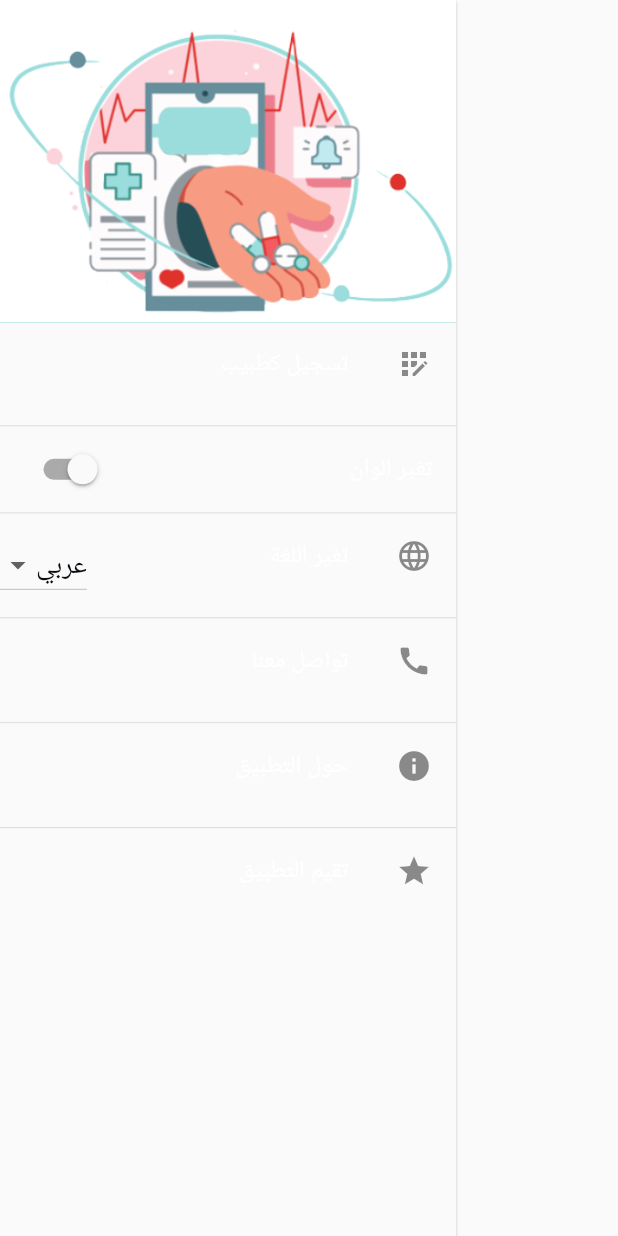
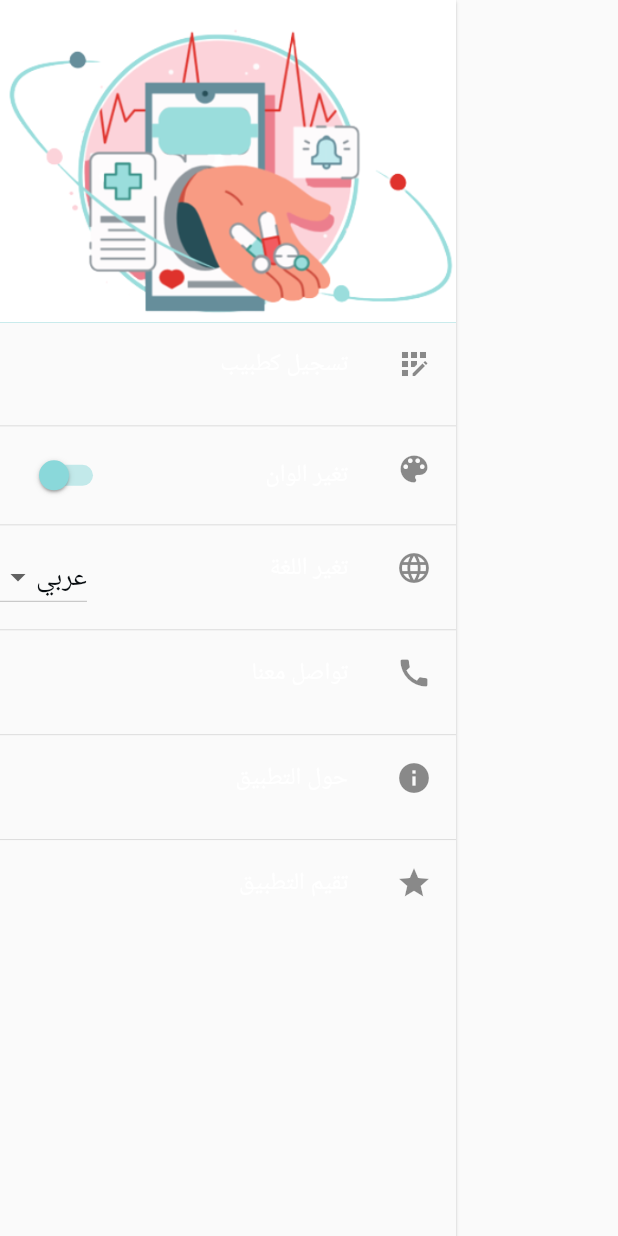
Before and after one commit to Ahmedkhalil98/doctors_guide, a Flutter app: the DrawerWidgets widget shown alone on an empty page, opened directly, after a tap on "تغير الوان", on a phone screen of 412 x 824 dp. Run offline on Flutter 3.47's test engine with Material 2 defaults, Android fonts, the phone set to English and light mode, and no system bars; our stand-ins replace cloud_firestore, firebase_core, firebase_storage, flutter_screenutil, geolocator, get and 4 more; missing offline and left inert: flutter_multi_select_items, time_picker_sheet; accounts and stored records are empty; project files that could hold a hidden picture were left out.

Commit message:
edit ahmed

```diff
--- a/lib/Views/widgets/drawer_Widgets.dart
+++ b/lib/Views/widgets/drawer_Widgets.dart
@@ -13,8 +13,7 @@
 class DrawerWidgets extends StatelessWidget {
   DrawerWidgets({Key? key}) : super(key: key);
   LanguagesController controller = Get.find();
-  DoctorTheme theme = DoctorTheme();
-  bool isLightModeSelected = false;
+  //DoctorTheme theme = DoctorTheme();
 
   @override
   Widget build(BuildContext context) {
@@ -79,23 +78,31 @@
             height: 2,
           ),
 
-          SwitchListTile(
-              activeColor: kPrimaryColor,
-              value: isLightModeSelected,
-              title: const Text('تغير الوان'),
-              onChanged: (bool newvalue) {
-                if (isLightModeSelected) {
-                  isLightModeSelected = newvalue;
-                  theme.changeDoctorTheme(isLightModeSelected);
-                } else {
-                  isLightModeSelected = newvalue;
-                  theme.changeDoctorTheme(isLightModeSelected);
-                }
-              }),
+          GetBuilder<DoctorTheme>(
+            init: DoctorTheme(),
+            builder: (controller) {
+              return ListTile(
+                contentPadding: const EdgeInsets.all(0),
+                title: SwitchListTile(
+                    activeColor: kPrimaryColor,
+                    value: controller.isLightModeSelected,
+                    title: Text(
+                      'تغير الوان',
+                      style: TextStyle(fontSize: 14.sp),
+                    ),
+                    onChanged: (bool value) {
+                      controller.onChangeSwitch(value);
+                    }),
+                leading: Padding(
+                  padding: EdgeInsets.only(right: 14.w),
+                  child: const Icon(Icons.color_lens),
+                ),
+              );
+            },
+          ),
           const Divider(
             height: 2,
           ),
-
           Row(
             mainAxisAlignment: MainAxisAlignment.spaceBetween,
             children: [
--- a/lib/constants/Iraq_Cities_and_Specialties.dart
+++ b/lib/constants/Iraq_Cities_and_Specialties.dart
@@ -11,7 +11,7 @@
   'المثنى',
   'القادسية',
   'ميسان',
-  'الوسط',
+  'الواسط',
   'صلاح الدين',
   'دهوك',
   'السليمانية',
--- a/lib/constants/themes.dart
+++ b/lib/constants/themes.dart
@@ -8,8 +8,9 @@
 // 8ad8da
 // d17d2f
 // 080d10   black
-class DoctorTheme {
-  static ThemeData customLight = ThemeData.light().copyWith(
+class DoctorTheme extends GetxController {
+  bool isLightModeSelected = false;
+  ThemeData customLight = ThemeData.light().copyWith(
     appBarTheme: AppBarTheme(
       backgroundColor: kPrimaryColor,
       centerTitle: true,
@@ -32,7 +33,7 @@
       ),
     ),
   );
-  static ThemeData customDark = ThemeData.dark().copyWith(
+  ThemeData customDark = ThemeData.dark().copyWith(
     appBarTheme: AppBarTheme(
       backgroundColor: kPrimaryColor,
       centerTitle: true,
@@ -57,11 +58,25 @@
   );
   void changeDoctorTheme(bool isLightMode) {
     if (isLightMode) {
-      Get.changeTheme(DoctorTheme.customLight);
+      Get.changeTheme(customLight);
       localStorage!.setBool('doctorTheme', true);
+      update();
     } else {
-      Get.changeTheme(DoctorTheme.customDark);
+      Get.changeTheme(customDark);
       localStorage!.setBool('doctorTheme', false);
+      update();
+    }
+  }
+
+  void onChangeSwitch(bool newValue) {
+    if (isLightModeSelected) {
+      isLightModeSelected = newValue;
+
+      changeDoctorTheme(isLightModeSelected);
+    } else {
+      isLightModeSelected = newValue;
+
+      changeDoctorTheme(isLightModeSelected);
     }
   }
 }
--- a/lib/root.dart
+++ b/lib/root.dart
@@ -18,10 +18,13 @@
   @override
   Widget build(BuildContext context) {
     LanguagesController controller = Get.put(LanguagesController());
+
     return ScreenUtilInit(builder: (context, child) {
+      final themeConroller = Get.put(DoctorTheme());
       return GetMaterialApp(
         debugShowCheckedModeBanner: false,
         // home: const LoadingWidget(),
+
         initialRoute: '/',
         getPages: [
           GetPage(
@@ -41,8 +44,8 @@
         ],
         initialBinding: MyBindings(),
         theme: localStorage!.getBool('doctorTheme') == true
-            ? DoctorTheme.customLight
-            : DoctorTheme.customDark,
+            ? themeConroller.customLight
+            : themeConroller.customDark,
         locale: controller.initialLanguage,
         translations: DoctorLocale(),
       );
```
Also changed, not shown: 1 other file.
